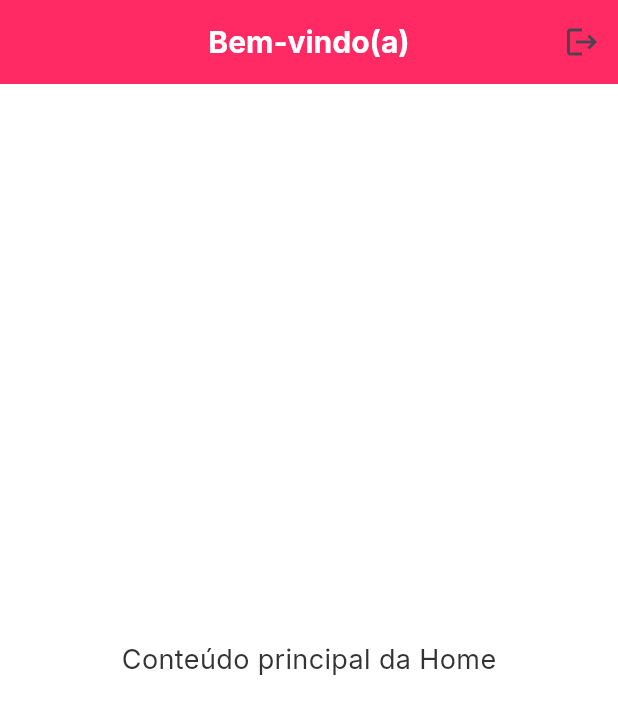
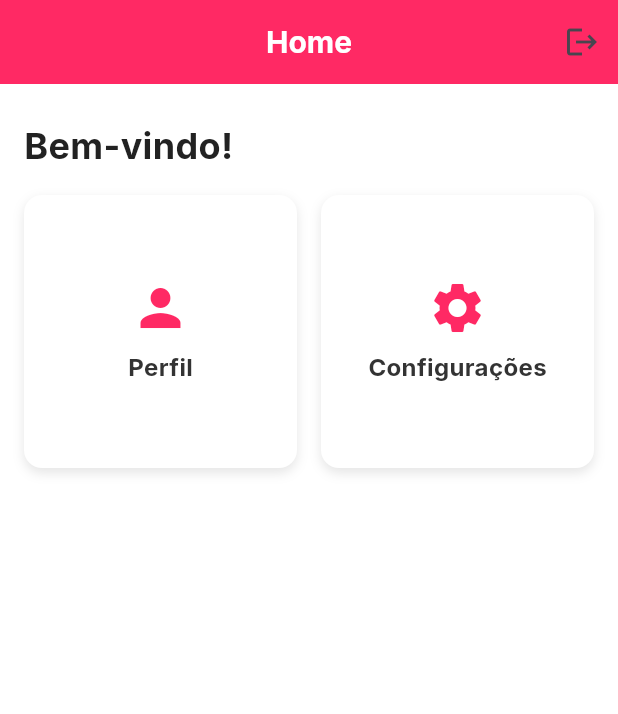
Before and after one commit to mtzcode/app_veiculos, a Flutter app: the HomeScreen screen opened directly, on a phone screen of 412 x 824 dp. Shown: the top 714 px of the screen. Run offline on Flutter 3.47's test engine with Material 3 defaults, Android fonts, the light colour scheme and no system bars; our stand-ins replace google_fonts, shared_preferences; missing offline and left inert: bcrypt, mysql1; accounts and stored records are empty.

Commit message:
✨ Adicionar tela de perfil com opções de personalização da conta

```diff
--- a/lib/screens/home_screen.dart
+++ b/lib/screens/home_screen.dart
@@ -2,6 +2,7 @@ import 'package:flutter/material.dart';
 import 'package:google_fonts/google_fonts.dart';
 import 'package:shared_preferences/shared_preferences.dart';
 import 'login_screen.dart';
+import 'profile_screen.dart'; // Tela de perfil
 
 class HomeScreen extends StatefulWidget {
   const HomeScreen({super.key});
@@ -33,7 +34,7 @@ class _HomeScreenState extends State<HomeScreen> {
       backgroundColor: Colors.white,
       appBar: AppBar(
         title: Text(
-          'Bem-vindo(a)',
+          'Home',
           style: GoogleFonts.inter(
             fontSize: 20,
             fontWeight: FontWeight.bold,
@@ -50,14 +51,105 @@ class _HomeScreenState extends State<HomeScreen> {
           ),
         ],
       ),
-      body: Center(
-        child: Text(
-          'Conteúdo principal da Home',
-          style: GoogleFonts.inter(
-            fontSize: 18,
-            fontWeight: FontWeight.w400,
-            color: const Color(0xFF333333),
-          ),
+      body: Padding(
+        padding: const EdgeInsets.symmetric(horizontal: 16.0, vertical: 24.0),
+        child: Column(
+          crossAxisAlignment: CrossAxisAlignment.start,
+          children: [
+            Text(
+              'Bem-vindo!',
+              style: GoogleFonts.inter(
+                fontSize: 24,
+                fontWeight: FontWeight.bold,
+                color: const Color(0xFF222222),
+              ),
+            ),
+            const SizedBox(height: 16),
+
+            // Botões de navegação
+            Expanded(
+              child: GridView.count(
+                crossAxisCount: 2,
+                crossAxisSpacing: 16,
+                mainAxisSpacing: 16,
+                children: [
+                  _buildNavigationCard(
+                    context,
+                    icon: Icons.person,
+                    title: 'Perfil',
+                    onTap: () {
+                      Navigator.push(
+                        context,
+                        MaterialPageRoute(
+                          builder: (context) => const ProfileScreen(),
+                        ),
+                      );
+                    },
+                  ),
+                  _buildNavigationCard(
+                    context,
+                    icon: Icons.settings,
+                    title: 'Configurações',
+                    onTap: () {
+                      // Substitua pelo redirecionamento correto
+                      ScaffoldMessenger.of(context).showSnackBar(
+                        SnackBar(
+                          content: Text(
+                            'Funcionalidade em desenvolvimento.',
+                            style: GoogleFonts.inter(color: Colors.white),
+                          ),
+                          backgroundColor: const Color(0xFF222222),
+                        ),
+                      );
+                    },
+                  ),
+                ],
+              ),
+            ),
+          ],
+        ),
+      ),
+    );
+  }
+
+  Widget _buildNavigationCard(
+    BuildContext context, {
+    required IconData icon,
+    required String title,
+    required VoidCallback onTap,
+  }) {
+    return GestureDetector(
+      onTap: onTap,
+      child: Container(
+        decoration: BoxDecoration(
+          color: Colors.white,
+          borderRadius: BorderRadius.circular(12),
+          boxShadow: [
+            BoxShadow(
+              color: Colors.black.withOpacity(0.1),
+              blurRadius: 6,
+              offset: const Offset(0, 3),
+            ),
+          ],
+        ),
+        child: Column(
+          mainAxisAlignment: MainAxisAlignment.center,
+          children: [
+            Icon(
+              icon,
+              size: 40,
+              color: const Color(0xFFFF2964),
+            ),
+            const SizedBox(height: 8),
+            Text(
+              title,
+              style: GoogleFonts.inter(
+                fontSize: 16,
+                fontWeight: FontWeight.bold,
+                color: const Color(0xFF333333),
+              ),
+            ),
+          ],
         ),
       ),
     );
```
Also changed, not shown: lib/screens/login_screen.dart (+13 -3 lines), lib/screens/profile_screen.dart (added, +266 -0 lines).
